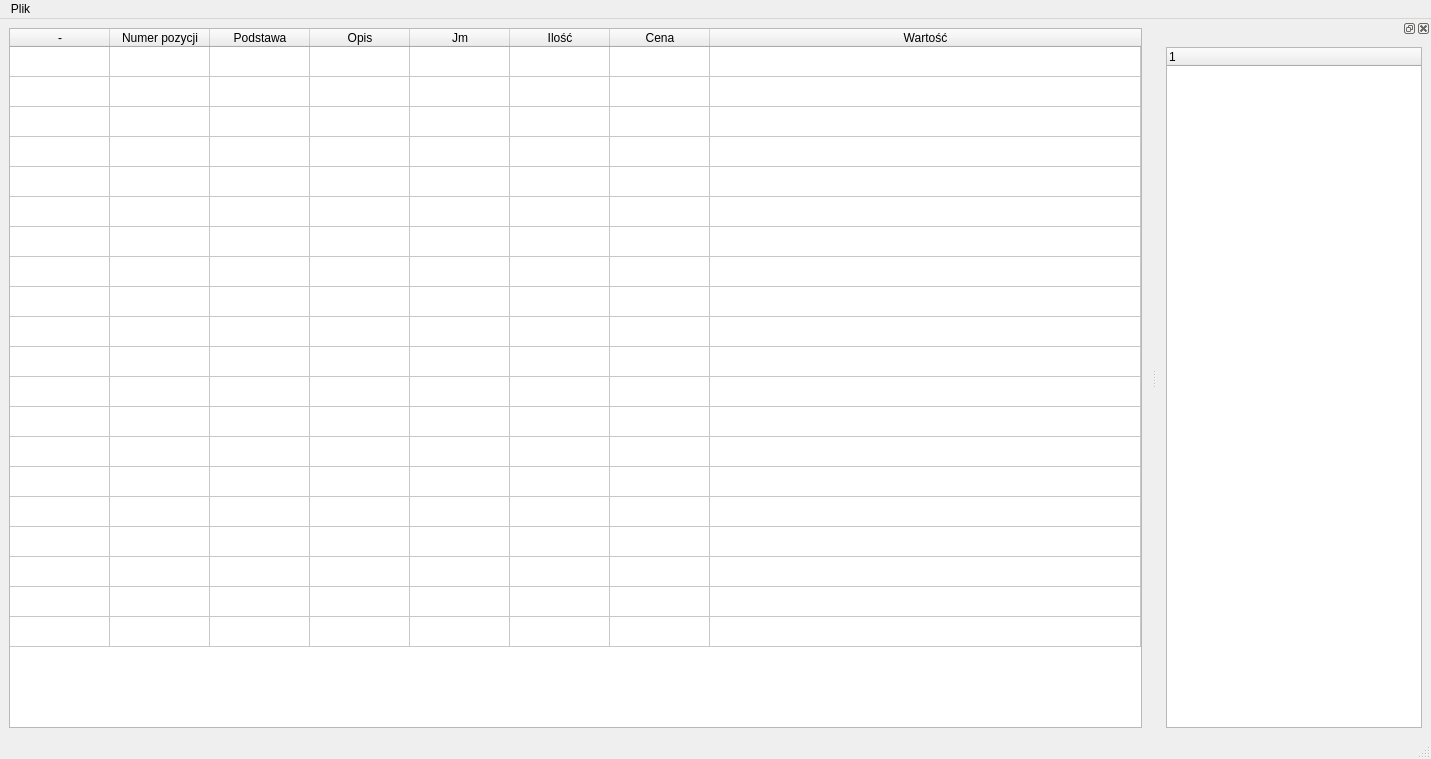
The window that Main_window.ui (KPlutowski/estiamte-app) describes before a commit, drawn with Qt 5.
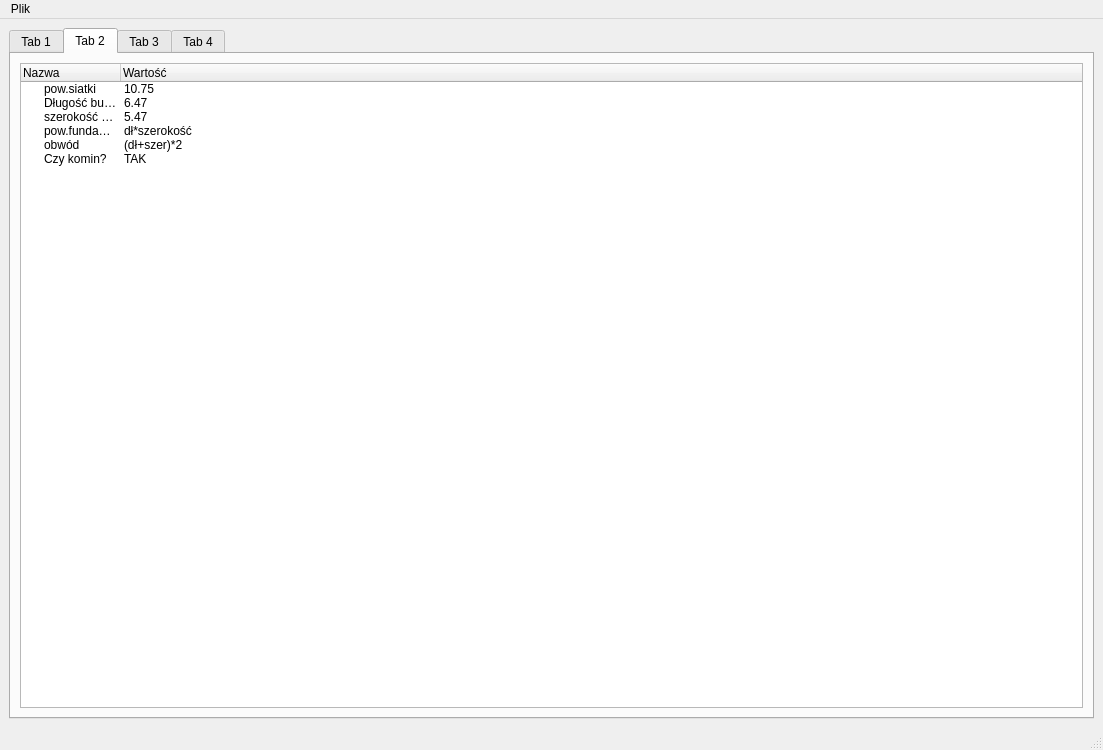
The same window after the commit. The open tabs and pages were chosen to show the change.

Commit message: save load csv

```diff
--- a/Main_window.ui
+++ b/Main_window.ui
@@ -6,8 +6,8 @@
    <rect>
     <x>0</x>
     <y>0</y>
-    <width>1431</width>
-    <height>759</height>
+    <width>1103</width>
+    <height>750</height>
    </rect>
   </property>
   <property name="windowTitle">
@@ -16,6 +16,16 @@
   <widget class="QWidget" name="centralwidget">
    <layout class="QHBoxLayout" name="horizontalLayout_3">
     <item>
+     <widget class="QTabWidget" name="tabWidget">
+      <property name="currentIndex">
+       <number>0</number>
+      </property>
+      <widget class="QWidget" name="tab_1">
+       <attribute name="title">
+        <string>Tab 1</string>
+       </attribute>
+       <layout class="QVBoxLayout" name="verticalLayout">
+        <item>
      <widget class="QTableWidget" name="PositonsTable">
       <property name="contextMenuPolicy">
        <enum>Qt::CustomContextMenu</enum>
@@ -23,21 +33,26 @@
       <property name="sizeAdjustPolicy">
        <enum>QAbstractScrollArea::AdjustToContents</enum>
       </property>
+          <property name="alternatingRowColors">
+           <bool>true</bool>
+          </property>
       <property name="rowCount">
-       <number>20</number>
+           <number>21</number>
       </property>
       <property name="columnCount">
-       <number>8</number>
-      </property>
-      <attribute name="horizontalHeaderCascadingSectionResizes">
-       <bool>true</bool>
-      </attribute>
+           <number>6</number>
+          </property>
       <attribute name="horizontalHeaderStretchLastSection">
        <bool>true</bool>
       </attribute>
       <attribute name="verticalHeaderVisible">
        <bool>false</bool>
       </attribute>
+          <row>
+           <property name="text">
+            <string>awd</string>
+           </property>
+          </row>
       <row/>
       <row/>
       <row/>
@@ -60,43 +75,48 @@
       <row/>
       <column>
        <property name="text">
-        <string>-</string>
-       </property>
-       <property name="toolTip">
-        <string notr="true"/>
-       </property>
-       <property name="whatsThis">
-        <string notr="true"/>
-       </property>
+            <string>MATERIAŁ</string>
+           </property>
       </column>
       <column>
        <property name="text">
-        <string>Numer pozycji</string>
+            <string>OPIS</string>
        </property>
       </column>
       <column>
        <property name="text">
-        <string>Podstawa</string>
+            <string>J.M.</string>
        </property>
       </column>
       <column>
        <property name="text">
-        <string>Opis</string>
+            <string>ILOŚĆ</string>
        </property>
       </column>
       <column>
        <property name="text">
-        <string>Jm</string>
+            <string>CENA</string>
        </property>
       </column>
       <column>
        <property name="text">
-        <string>Ilość</string>
-       </property>
-      </column>
+            <string>WARTOŚĆ NETTO</string>
+           </property>
+          </column>
+         </widget>
+        </item>
+       </layout>
+      </widget>
+      <widget class="QWidget" name="tab_2">
+       <attribute name="title">
+        <string>Tab 2</string>
+       </attribute>
+       <layout class="QVBoxLayout" name="verticalLayout_2">
+        <item>
+         <widget class="QTreeWidget" name="treeWidget">
       <column>
        <property name="text">
-        <string>Cena</string>
+            <string>Nazwa</string>
        </property>
       </column>
       <column>
@@ -104,6 +124,68 @@
         <string>Wartość</string>
        </property>
       </column>
+          <item>
+           <property name="text">
+            <string>pow.siatki</string>
+           </property>
+           <property name="text">
+            <string>10.75</string>
+           </property>
+          </item>
+          <item>
+           <property name="text">
+            <string>Długość budynku w m</string>
+           </property>
+           <property name="text">
+            <string>6.47</string>
+           </property>
+          </item>
+          <item>
+           <property name="text">
+            <string>szerokość budynku w m</string>
+           </property>
+           <property name="text">
+            <string>5.47</string>
+           </property>
+          </item>
+          <item>
+           <property name="text">
+            <string>pow.fundamentu</string>
+           </property>
+           <property name="text">
+            <string>dł*szerokość</string>
+           </property>
+          </item>
+          <item>
+           <property name="text">
+            <string>obwód</string>
+           </property>
+           <property name="text">
+            <string>(dł+szer)*2</string>
+           </property>
+          </item>
+          <item>
+           <property name="text">
+            <string>Czy komin?</string>
+           </property>
+           <property name="text">
+            <string>TAK</string>
+           </property>
+          </item>
+         </widget>
+        </item>
+       </layout>
+      </widget>
+      <widget class="QWidget" name="tab_3">
+       <attribute name="title">
+        <string>Tab 3</string>
+       </attribute>
+      </widget>
+      <widget class="QWidget" name="tab_4">
+       <attribute name="title">
+        <string>Tab 4</string>
+       </attribute>
+      </widget>
      </widget>
     </item>
    </layout>
@@ -113,7 +195,7 @@
     <rect>
      <x>0</x>
      <y>0</y>
-     <width>1431</width>
+     <width>1103</width>
      <height>26</height>
     </rect>
    </property>
@@ -151,24 +233,6 @@
     <bool>true</bool>
    </property>
   </widget>
-  <widget class="QDockWidget" name="dockWidget_3">
-   <attribute name="dockWidgetArea">
-    <number>2</number>
-   </attribute>
-   <widget class="QWidget" name="dockWidgetContents_4">
-    <layout class="QHBoxLayout" name="horizontalLayout">
-     <item>
-      <widget class="QTreeWidget" name="treeWidget">
-       <column>
-        <property name="text">
-         <string notr="true">1</string>
-        </property>
-       </column>
-      </widget>
-     </item>
-    </layout>
-   </widget>
-  </widget>
   <action name="actionNew">
    <property name="text">
     <string>Nowy...</string>
```
Left out of the diff: 12 changed lines with no effect on the pictures. Lines whose indentation alone changed are shown as unchanged. The commit also changes 2 other files.
